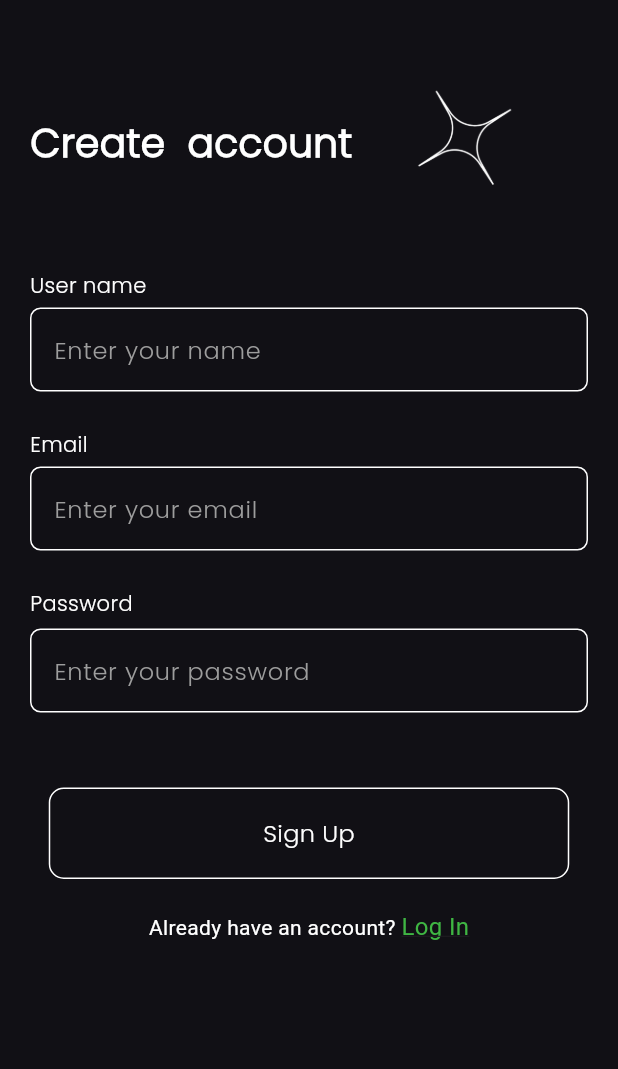
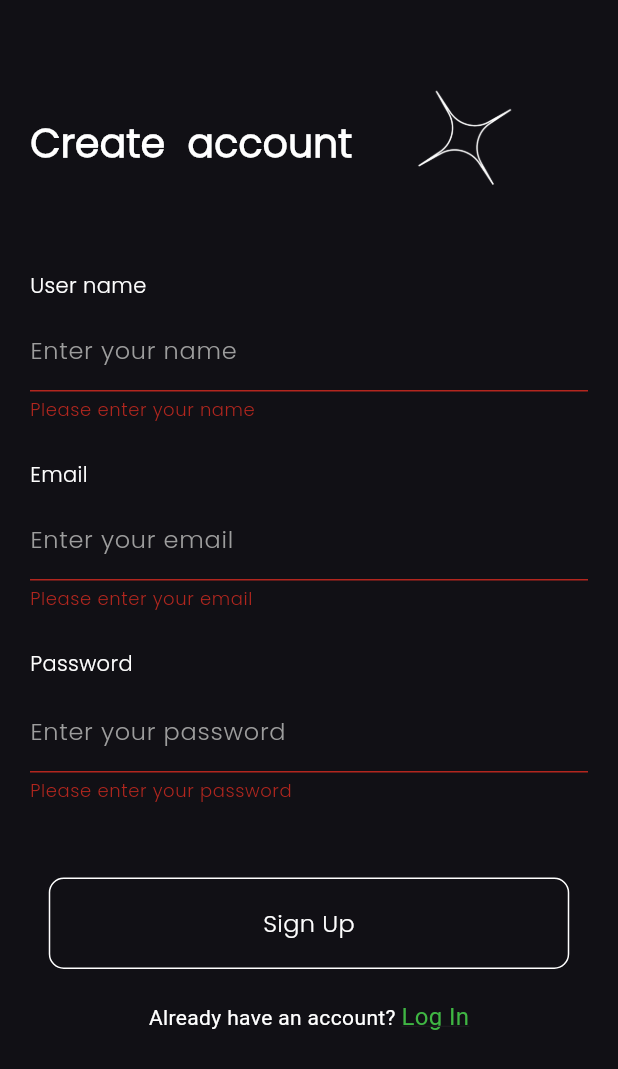
Before and after one commit to Afaf997/self_stack_App, a Flutter app: the SignUp screen opened directly, after a tap on "Sign Up", on a phone screen of 412 x 824 dp. Shown: the top 1069 px of the screen. Run offline on Flutter 3.47's test engine with Material 3 defaults, Android fonts, the light colour scheme and no system bars; our stand-ins replace bloc, dio, flutter_bloc, flutter_otp_text_field; network calls fail.

Commit message:
some changes

```diff
--- a/lib/AuthenticationScreen/Forgot/screens/forgot.dart
+++ b/lib/AuthenticationScreen/Forgot/screens/forgot.dart
@@ -2,8 +2,8 @@
 import 'package:flutter_bloc/flutter_bloc.dart';
 import 'package:self_stack/AuthenticationScreen/Forgot/bloc/forgot_bloc.dart';
 import 'package:self_stack/AuthenticationScreen/Forgot/screens/otpScreen.dart';
-import 'package:self_stack/AuthenticationScreen/LogIn_Screens/widgets/colors.dart';
 import 'package:self_stack/AuthenticationScreen/signUp/screens/signUp.dart';
+import 'package:self_stack/utils/constans.dart';
 
 class ForgotScreen extends StatelessWidget {
       ForgotScreen({Key? key}) : super(key: key);
@@ -45,7 +45,7 @@
                   ),
                   SizedBox(height: 10),
                   Padding(
-                    padding: const EdgeInsets.only(right: 90),
+                    padding: const EdgeInsets.only(left: 20),
                     child: Text(
                       'Please enter the email address you did like your password reset information sent to',
                       style: TextStyle(
--- a/lib/AuthenticationScreen/Forgot/screens/newpassword.dart
+++ b/lib/AuthenticationScreen/Forgot/screens/newpassword.dart
@@ -1,5 +1,5 @@
 import 'package:flutter/material.dart';
-import 'package:self_stack/AuthenticationScreen/LogIn_Screens/widgets/colors.dart';
+import 'package:self_stack/utils/constans.dart';
 
 class Newpassword extends StatelessWidget {
   const Newpassword({super.key});
--- a/lib/AuthenticationScreen/Forgot/screens/otpScreen.dart
+++ b/lib/AuthenticationScreen/Forgot/screens/otpScreen.dart
@@ -1,7 +1,7 @@
 import 'package:flutter/material.dart';
 import 'package:flutter_otp_text_field/flutter_otp_text_field.dart';
 // import 'package:pinput/pinput.dart';
-import 'package:self_stack/AuthenticationScreen/LogIn_Screens/widgets/colors.dart';
+import 'package:self_stack/utils/constans.dart';
 
 class OtpScreen extends StatelessWidget {
   const OtpScreen({Key? key}) : super(key: key);
--- a/lib/AuthenticationScreen/HomeScreen/screen.dart/HomeScreen.dart
+++ b/lib/AuthenticationScreen/HomeScreen/screen.dart/HomeScreen.dart
@@ -1,7 +1,7 @@
 import 'package:flutter/material.dart';
 import 'package:self_stack/AuthenticationScreen/LogIn_Screens/Screens/login.dart';
-import 'package:self_stack/AuthenticationScreen/LogIn_Screens/widgets/colors.dart';
 import 'package:self_stack/AuthenticationScreen/signUp/screens/signUp.dart';
+import 'package:self_stack/utils/constans.dart';
 
 class HomeScreen extends StatelessWidget {
   const HomeScreen({Key? key});
--- a/lib/AuthenticationScreen/HomeScreen/screen.dart/splash.dart
+++ b/lib/AuthenticationScreen/HomeScreen/screen.dart/splash.dart
@@ -1,6 +1,6 @@
 import 'package:flutter/material.dart';
 import 'package:self_stack/AuthenticationScreen/HomeScreen/screen.dart/HomeScreen.dart';
-import 'package:self_stack/AuthenticationScreen/LogIn_Screens/widgets/colors.dart';
+import 'package:self_stack/utils/constans.dart';
 
 
 class SplashScreen extends StatelessWidget {
--- a/lib/AuthenticationScreen/LogIn_Screens/bloc/auth_event.dart
+++ b/lib/AuthenticationScreen/LogIn_Screens/bloc/auth_event.dart
@@ -1,7 +1,7 @@
 part of 'auth_bloc.dart';
 
 @immutable
-sealed class AuthEvent {}
+abstract class AuthEvent {}
 
 // ignore: must_be_immutable
 class Loginevent extends AuthEvent{
--- a/lib/AuthenticationScreen/LogIn_Screens/bloc/auth_state.dart
+++ b/lib/AuthenticationScreen/LogIn_Screens/bloc/auth_state.dart
@@ -1,7 +1,7 @@
 part of 'auth_bloc.dart';
 
 @immutable
-sealed class AuthState {
+abstract class AuthState {
   static error(String ?e){
     log(e??"gfd");
   }
--- a/lib/AuthenticationScreen/LogIn_Screens/widgets/reusable.dart
+++ b/lib/AuthenticationScreen/LogIn_Screens/widgets/reusable.dart
@@ -1,5 +1,5 @@
 import 'package:flutter/material.dart';
-import 'package:self_stack/AuthenticationScreen/LogIn_Screens/widgets/colors.dart';
+import 'package:self_stack/utils/constans.dart';
 
 
 class ReusableTextField extends StatelessWidget {
--- a/lib/AuthenticationScreen/signUp/screens/signUp.dart
+++ b/lib/AuthenticationScreen/signUp/screens/signUp.dart
@@ -1,37 +1,38 @@
 import 'package:flutter/material.dart';
 import 'package:flutter_bloc/flutter_bloc.dart';
 import 'package:self_stack/AuthenticationScreen/LogIn_Screens/Screens/login.dart';
-import 'package:self_stack/AuthenticationScreen/LogIn_Screens/widgets/colors.dart';
-import 'package:self_stack/AuthenticationScreen/LogIn_Screens/widgets/snackbar.dart';
 import 'package:self_stack/AuthenticationScreen/signUp/bloc/sign_up_bloc.dart';
+import 'package:self_stack/utils/constans.dart';
 
 class SignUp extends StatelessWidget {
-      SignUp({super.key});
-  final SignUpBloc signUpbloc = SignUpBloc();
-  final TextEditingController _namecontroller= TextEditingController();
+  SignUp({Key? key}) : super(key: key);
+
+  final SignUpBloc signUpBloc = SignUpBloc();
+  final TextEditingController _nameController = TextEditingController();
   final TextEditingController _emailController = TextEditingController();
   final TextEditingController _passwordController = TextEditingController();
-
+  final _formKey = GlobalKey<FormState>();
   @override
   Widget build(BuildContext context) {
     return BlocConsumer<SignUpBloc, SignUpState>(
-      bloc: signUpbloc,
-      listenWhen: (previous, current) =>current is SignUpActionState,
-      buildWhen: (previous, current) =>current is !SignUpActionState,
+      bloc: signUpBloc,
+      listenWhen: (previous, current) => current is SignUpActionState,
+      buildWhen: (previous, current) => current is! SignUpActionState,
       listener: (context, state) {
-       if(state is LoginActionState ){
-          Navigator.push(context,MaterialPageRoute(builder:(context)=> LoginPage()));
-        }
-        else if(state is  SignScreenActionState){
-          Navigator.push(context,MaterialPageRoute(builder:(context)=> SignUp()));
-        }else if(state is SuccessState){
-          Navigator.push(context,MaterialPageRoute(builder:(context)=>LoginPage()));
+        if (state is LoginActionState) {
+          Navigator.push(context, MaterialPageRoute(builder: (context) => LoginPage()));
+        } else if (state is SignScreenActionState) {
+          Navigator.push(context, MaterialPageRoute(builder: (context) => SignUp()));
+        } else if (state is SuccessState) {
+          Navigator.push(context, MaterialPageRoute(builder: (context) => LoginPage()));
         }
       },
       builder: (context, state) {
         return Scaffold(
           backgroundColor: backgroundmodel,
           body: SingleChildScrollView(
+            child: Form(
+              key: _formKey,
               child: Column(
                 children: [
                   const SizedBox(
@@ -39,21 +40,24 @@
                   ),
                   Row(
                     children: [
-                  const  Padding(
-                      padding:  EdgeInsets.only(left: 20),
+                      Padding(
+                        padding: const EdgeInsets.only(left: 20),
                         child: Text(
                           'Create  account',
                           style: TextStyle(
                             color: whiteModel,
                             fontSize: 26,
-                            fontWeight: FontWeight.bold),
+                            fontWeight: FontWeight.bold,
                           ),
                         ),
-                    Image.asset("assets/image/star2.png",
+                      ),
+                      Image.asset(
+                        "assets/image/star2.png",
                         width: 150,
                         height: 150,
                         color: whiteModel,
-                        fit: BoxFit.cover),
+                        fit: BoxFit.cover,
+                      ),
                     ],
                   ),
                   const SizedBox(height: 10),
@@ -71,8 +75,14 @@
                   Padding(
                     padding: const EdgeInsets.symmetric(horizontal: 20),
                     child: TextFormField(
-                    controller: _namecontroller,
+                      controller: _nameController,
                       style: const TextStyle(color: whiteModel),
+                      validator: (value) {
+                        if (value == null || value.isEmpty) {
+                          return 'Please enter your name';
+                        }
+                        return null;
+                      },
                       decoration: const InputDecoration(
                         labelText: 'Enter your name',
                         labelStyle: TextStyle(color: greymodel),
@@ -106,6 +116,16 @@
                     child: TextFormField(
                       controller: _emailController,
                       style: const TextStyle(color: whiteModel),
+                      validator: (value) {
+                        if (value == null || value.isEmpty) {
+                          return 'Please enter your email';
+                        } else if (!RegExp(
+                                r'^[\w-]+(\.[\w-]+)*@([\w-]+\.)+[a-zA-Z]{2,7}$')
+                            .hasMatch(value)) {
+                          return 'Please enter a valid email address';
+                        }
+                        return null;
+                      },
                       decoration: const InputDecoration(
                         labelText: 'Enter your email',
                         labelStyle: TextStyle(color: greymodel),
@@ -140,6 +160,14 @@
                       controller: _passwordController,
                       style: const TextStyle(color: whiteModel),
                       obscureText: true,
+                      validator: (value) {
+                        if (value == null || value.isEmpty) {
+                          return 'Please enter your password';
+                        } else if (value.length < 6) {
+                          return 'Password must be at least 6 characters long';
+                        }
+                        return null;
+                      },
                       decoration: const InputDecoration(
                         labelText: 'Enter your password',
                         labelStyle: TextStyle(color: greymodel),
@@ -157,9 +185,14 @@
                   const SizedBox(height: 50),
                   GestureDetector(
                     onTap: () {
-                    signUpbloc.add(SignUpButtonEvent(name: _namecontroller.text, email:_emailController.text,password: _passwordController.text));
+                      if (_formKey.currentState?.validate() ?? false) {
+                        signUpBloc.add(SignUpButtonEvent(
+                          name: _nameController.text,
+                          email: _emailController.text,
+                          password: _passwordController.text,
+                        ));
+                      }
                     },
-
                     child: Container(
                       width: 347,
                       height: 61,
@@ -186,7 +219,7 @@
                   ),
                   GestureDetector(
                     onTap: () {
-                    signUpbloc.add(LoginScreenNavigationevent ());
+                      signUpBloc.add(LoginScreenNavigationevent());
                     },
                     child: const Text.rich(
                       TextSpan(
@@ -208,6 +241,7 @@
                 ],
               ),
             ),
+          ),
         );
       },
     );
--- a/lib/main.dart
+++ b/lib/main.dart
@@ -12,9 +12,10 @@
   @override
   Widget build(BuildContext context) {
     return MaterialApp(
-      theme: ThemeData(fontFamily: "Poppins"),
+      theme: ThemeData(fontFamily: "Poppins",),darkTheme: ThemeData.dark(),
       debugShowCheckedModeBanner: false,
       title: 'Flutter Demo',
+
       home: SplashScreen(),
 
     );
```
Also changed, not shown: lib/AuthenticationScreen/LogIn_Screens/Screens/login.dart (+9 -21 lines), lib/AuthenticationScreen/LogIn_Screens/widgets/snackbar.dart (+1 -22 lines), lib/utils/constans.dart (renamed from lib/AuthenticationScreen/LogIn_Screens/widgets/colors.dart). Lines whose indentation alone changed are shown as unchanged.
